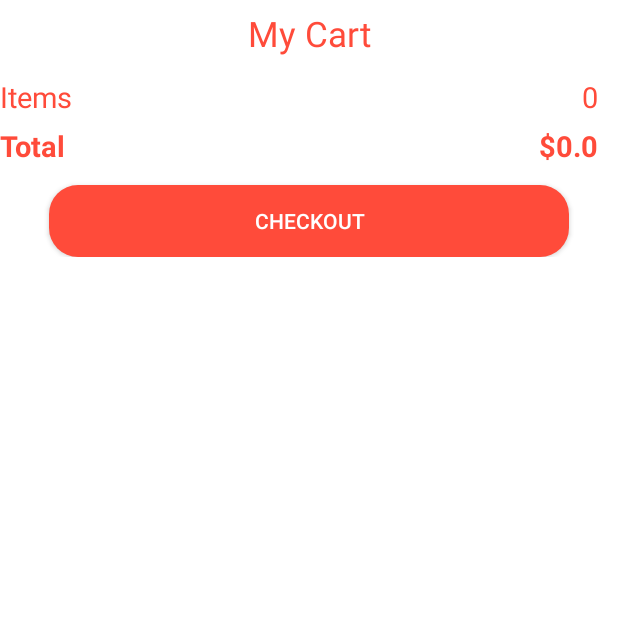
After one commit to NgocCanh01/App_OderFood, an Android app: the CartTestActivity screen opened directly, with no data from a screen before it, on a phone screen of 412 x 824 dp, the top half of it. The commit adds this screen. Run offline under Robolectric (Android 15) with nearby library versions, the phone set to English and light mode, and no system bars; our stand-ins replace data binding, sdp/ssp sizes; libraries missing offline, so code that uses them is left out: io.paperdb; pictures from the network do not load; 2 statements that could not run were skipped.

Commit message:
Buoc 11 loi

```diff
--- a/app/build.gradle
+++ b/app/build.gradle
@@ -57,8 +57,8 @@ dependencies {
     implementation "androidx.lifecycle:lifecycle-livedata:$lifecycle_version"
 
     //glider
-    implementation 'com.github.bumptech.glide:glide:4.15.0'//4.13.2
-    annotationProcessor 'com.github.bumptech.glide:compiler:4.15.0'//4.13.2
+    implementation 'com.github.bumptech.glide:glide:4.13.2'//4.15.0
+    annotationProcessor 'com.github.bumptech.glide:compiler:4.13.2'//4.13.2
 
     //circle image
     implementation 'de.hdodenhof:circleimageview:3.1.0'
--- /dev/null
+++ b/app/src/main/java/com/example/orderfood/activities/CartTestActivity.java
@@ -0,0 +1,65 @@
+package com.example.orderfood.activities;
+
+import androidx.appcompat.app.AppCompatActivity;
+import androidx.databinding.DataBindingUtil;
+import androidx.recyclerview.widget.LinearLayoutManager;
+import androidx.recyclerview.widget.RecyclerView;
+
+import android.os.Bundle;
+
+import com.example.orderfood.R;
+import com.example.orderfood.Utils.Ultils;
+import com.example.orderfood.adapters.CartAdapter;
+import com.example.orderfood.databinding.ActivityCartTestBinding;
+import com.example.orderfood.listener.ChangeNumListener;
+import com.example.orderfood.models.Cart;
+
+import java.util.List;
+
+import io.paperdb.Paper;
+
+public class CartTestActivity extends AppCompatActivity {
+    ActivityCartTestBinding binding;
+    @Override
+    protected void onCreate(Bundle savedInstanceState) {
+        super.onCreate(savedInstanceState);
+        binding = DataBindingUtil.setContentView(this,R.layout.activity_cart_test);
+        Paper.init(this);
+        initView();
+        initData();
+        totalPrice();
+    }
+
+    private void initData() {
+        List<Cart> carts = Paper.book().read("cart");
+        Ultils.cartList = carts;
+        CartAdapter adapter = new CartAdapter(this, Ultils.cartList, new ChangeNumListener() {
+            @Override
+            public void change() {
+                totalPrice();
+            }
+        });
+        binding.recycleViewCart.setAdapter(adapter);
+
+
+    }
+
+    private void totalPrice() {
+        int item = 0;
+        for(int i = 0; i<Ultils.cartList.size();i++){
+            item = item + Ultils.cartList.get(i).getAmount();
+        }
+        binding.tvItem.setText(String.valueOf(item));
+        Double price = 0.0;
+        for(int i=0; i<Ultils.cartList.size();i++){
+            price = price + (Ultils.cartList.get(i).getAmount()*Ultils.cartList.get(i).getMealDetail().getPrice());
+        }
+        binding.tvTotalPrice.setText("$"+String.valueOf(price));
+    }
+
+    private void initView() {
+        binding.recycleViewCart.setHasFixedSize(true);
+        RecyclerView.LayoutManager layoutManager = new LinearLayoutManager(this);
+        binding.recycleViewCart.setLayoutManager(layoutManager);
+    }
+}
--- /dev/null
+++ b/app/src/main/java/com/example/orderfood/listener/ChangeNumListener.java
@@ -0,0 +1,5 @@
+package com.example.orderfood.listener;
+
+public interface ChangeNumListener {
+    void change();
+}
--- /dev/null
+++ b/app/src/main/res/layout/activity_cart_test.xml
@@ -0,0 +1,97 @@
+<?xml version="1.0" encoding="utf-8"?>
+<layout xmlns:android="http://schemas.android.com/apk/res/android"
+    xmlns:app="http://schemas.android.com/apk/res-auto"
+    xmlns:tools="http://schemas.android.com/tools">
+
+    <data>
+
+    </data>
+
+    <androidx.constraintlayout.widget.ConstraintLayout
+        android:layout_width="match_parent"
+        android:layout_height="match_parent"
+        tools:context=".activities.CartsActivity">
+        <ScrollView
+            android:layout_width="match_parent"
+            android:layout_height="match_parent">
+            <LinearLayout
+                android:orientation="vertical"
+                android:layout_width="match_parent"
+                android:layout_height="wrap_content">
+                <TextView
+                    android:text="My Cart"
+                    android:textSize="@dimen/_18ssp"
+                    android:textColor="@color/purple_200"
+                    android:textAlignment="center"
+                    android:padding="@dimen/_5sdp"
+                    android:layout_width="match_parent"
+                    android:layout_height="wrap_content"/>
+                <androidx.recyclerview.widget.RecyclerView
+                    android:id="@+id/recycleViewCart"
+                    android:layout_width="match_parent"
+                    android:layout_height="wrap_content"/>
+                <LinearLayout
+                    android:orientation="horizontal"
+                    android:layout_marginTop="@dimen/_5sdp"
+                    android:layout_width="match_parent"
+                    android:layout_height="wrap_content">
+                    <TextView
+                        android:layout_weight="1"
+                        android:text="Items"
+                        android:textColor="@color/purple_200"
+                        android:textSize="@dimen/_15ssp"
+                        android:layout_width="wrap_content"
+                        android:layout_height="wrap_content"/>
+                    <TextView
+                        android:id="@+id/tvItem"
+                        android:layout_weight="1"
+                        android:text="10"
+                        android:textAlignment="textEnd"
+                        android:layout_marginEnd="@dimen/_10sdp"
+                        android:textColor="@color/purple_200"
+                        android:textSize="@dimen/_15ssp"
+                        android:layout_width="wrap_content"
+                        android:layout_height="wrap_content"/>
+
+                </LinearLayout>
+                <LinearLayout
+                    android:orientation="horizontal"
+                    android:layout_marginTop="@dimen/_5sdp"
+                    android:layout_width="match_parent"
+                    android:layout_height="wrap_content">
+                    <TextView
+                        android:layout_weight="1"
+                        android:text="Total"
+                        android:textStyle="bold"
+                        android:textColor="@color/purple_200"
+                        android:textSize="@dimen/_15ssp"
+                        android:layout_width="wrap_content"
+                        android:layout_height="wrap_content"/>
+                    <TextView
+                        android:id="@+id/tvTotalPrice"
+                        android:layout_weight="1"
+                        android:text="$10"
+                        android:textStyle="bold"
+                        android:textAlignment="textEnd"
+                        android:layout_marginEnd="@dimen/_10sdp"
+                        android:textColor="@color/purple_200"
+                        android:textSize="@dimen/_15ssp"
+                        android:layout_width="wrap_content"
+                        android:layout_height="wrap_content"/>
+
+                </LinearLayout>
+                <androidx.appcompat.widget.AppCompatButton
+                    android:text="Checkout"
+                    android:textColor="@color/white"
+                    android:background="@drawable/background_order"
+                    android:layout_marginTop="@dimen/_10sdp"
+                    android:layout_marginEnd="@dimen/_25sdp"
+                    android:layout_marginStart="@dimen/_25sdp"
+                    android:layout_width="match_parent"
+                    android:layout_height="wrap_content"/>
+
+            </LinearLayout>
+        </ScrollView>
+
+    </androidx.constraintlayout.widget.ConstraintLayout>
+</layout>
--- a/app/src/main/res/layout/activity_home.xml
+++ b/app/src/main/res/layout/activity_home.xml
@@ -277,6 +277,7 @@
             </com.google.android.material.bottomappbar.BottomAppBar>
 
             <com.google.android.material.floatingactionbutton.FloatingActionButton
+                android:id="@+id/btnFloating"
                 android:layout_width="wrap_content"
                 android:layout_height="wrap_content"
                 android:backgroundTint="@color/purple_200"
```
Also changed, not shown: app/src/main/AndroidManifest.xml (+7 -0 lines), app/src/main/java/com/example/orderfood/activities/HomeActivity.java (+10 -1 lines), app/src/main/java/com/example/orderfood/adapters/CartAdapter.java (added, +99 -0 lines), app/src/main/res/layout/item_cart.xml (added, +104 -0 lines).
